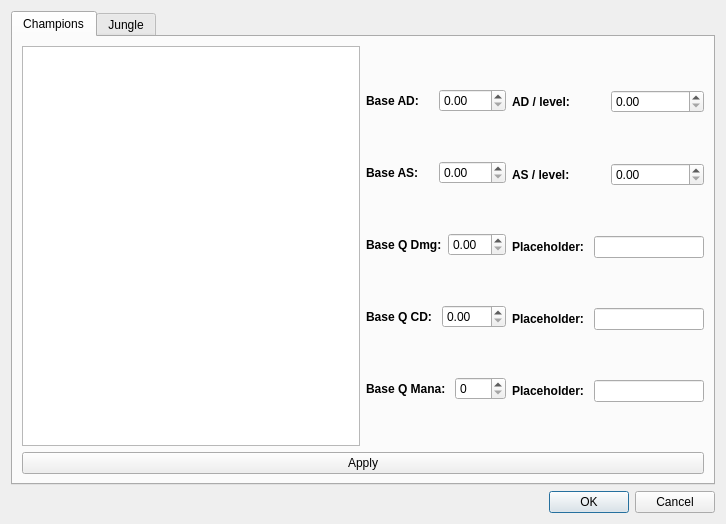
Before: the Qt Designer form stats.ui in SandvichVonNom/JungleModel, drawn with Qt 5.
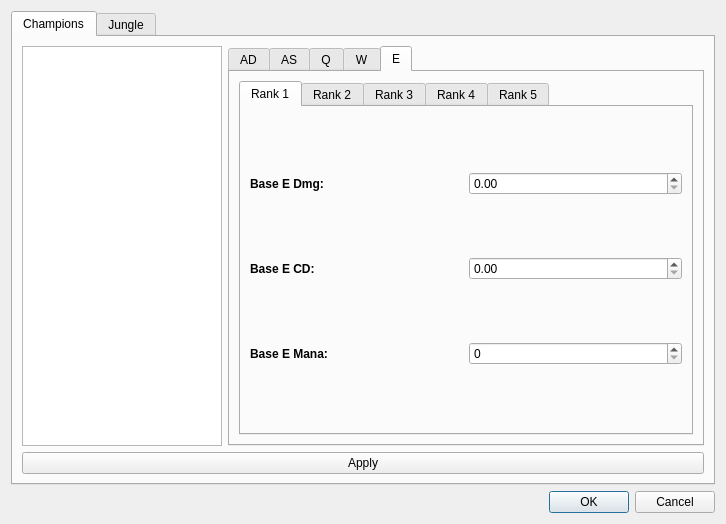
After: the same form once the commit is applied. The open tabs and pages were chosen to show the change.

Commit message: Many Stats UI changes.  Adding more variables to the configuration flow (w, e).  Renaming all variables to use camel case.

What changed in the file:
```diff
--- a/stats.ui
+++ b/stats.ui
@@ -16,7 +16,7 @@
   <layout class="QGridLayout" name="gridLayout_2">
    <item row="0" column="0">
     <layout class="QGridLayout" name="gridLayout">
-     <item row="2" column="0">
+     <item row="3" column="0">
       <widget class="QDialogButtonBox" name="buttonBox">
        <property name="orientation">
         <enum>Qt::Horizontal</enum>
@@ -26,7 +26,7 @@
        </property>
       </widget>
      </item>
-     <item row="1" column="0">
+     <item row="2" column="0">
       <widget class="QTabWidget" name="statsTabs">
        <property name="currentIndex">
         <number>0</number>
@@ -37,61 +37,118 @@
         </attribute>
         <layout class="QGridLayout" name="gridLayout_4">
          <item row="0" column="0">
-          <layout class="QGridLayout" name="gridLayout_3">
-           <item row="0" column="0">
-            <widget class="QListWidget" name="listChampions"/>
-           </item>
-           <item row="0" column="1">
-            <layout class="QHBoxLayout" name="horizontalLayout_11">
-             <item>
-              <layout class="QVBoxLayout" name="verticalLayout">
-               <item>
-                <layout class="QHBoxLayout" name="horizontalLayout">
-                 <item>
-                  <widget class="QLabel" name="label">
-                   <property name="font">
-                    <font>
-                     <weight>75</weight>
-                     <bold>true</bold>
-                    </font>
-                   </property>
-                   <property name="text">
-                    <string>Base AD: </string>
-                   </property>
-                  </widget>
-                 </item>
-                 <item>
-                  <widget class="QDoubleSpinBox" name="ADBase"/>
-                 </item>
-                </layout>
-               </item>
-               <item>
-                <layout class="QHBoxLayout" name="horizontalLayout_2">
-                 <item>
-                  <widget class="QLabel" name="label_2">
-                   <property name="font">
-                    <font>
-                     <weight>75</weight>
-                     <bold>true</bold>
-                    </font>
-                   </property>
-                   <property name="text">
-                    <string>Base AS: </string>
-                   </property>
-                  </widget>
-                 </item>
-                 <item>
-                  <widget class="QDoubleSpinBox" name="ASBase">
-                   <property name="maximum">
-                    <double>999.899999999999977</double>
-                   </property>
-                  </widget>
-                 </item>
-                </layout>
-               </item>
-               <item>
-                <layout class="QHBoxLayout" name="horizontalLayout_3">
-                 <item>
+          <widget class="QListWidget" name="listChampions">
+           <property name="maximumSize">
+            <size>
+             <width>200</width>
+             <height>16777215</height>
+            </size>
+           </property>
+          </widget>
+         </item>
+         <item row="0" column="1">
+          <widget class="QTabWidget" name="tabWidget">
+           <property name="currentIndex">
+            <number>0</number>
+           </property>
+           <widget class="QWidget" name="tab">
+            <attribute name="title">
+             <string>AD</string>
+            </attribute>
+            <layout class="QGridLayout" name="gridLayout_5">
+             <item row="0" column="0">
+              <widget class="QLabel" name="label">
+               <property name="font">
+                <font>
+                 <weight>75</weight>
+                 <bold>true</bold>
+                </font>
+               </property>
+               <property name="text">
+                <string>Base AD: </string>
+               </property>
+              </widget>
+             </item>
+             <item row="0" column="1">
+              <widget class="QDoubleSpinBox" name="adBase"/>
+             </item>
+             <item row="1" column="0">
+              <widget class="QLabel" name="label_6">
+               <property name="font">
+                <font>
+                 <weight>75</weight>
+                 <bold>true</bold>
+                </font>
+               </property>
+               <property name="text">
+                <string>AD / level: </string>
+               </property>
+              </widget>
+             </item>
+             <item row="1" column="1">
+              <widget class="QDoubleSpinBox" name="adLevel"/>
+             </item>
+            </layout>
+           </widget>
+           <widget class="QWidget" name="tab_2">
+            <attribute name="title">
+             <string>AS</string>
+            </attribute>
+            <layout class="QGridLayout" name="gridLayout_6">
+             <item row="0" column="0">
+              <widget class="QLabel" name="label_2">
+               <property name="font">
+                <font>
+                 <weight>75</weight>
+                 <bold>true</bold>
+                </font>
+               </property>
+               <property name="text">
+                <string>Base AS: </string>
+               </property>
+              </widget>
+             </item>
+             <item row="0" column="1">
+              <widget class="QDoubleSpinBox" name="asBase">
+               <property name="maximum">
+                <double>999.899999999999977</double>
+               </property>
+              </widget>
+             </item>
+             <item row="1" column="0">
+              <widget class="QLabel" name="label_7">
+               <property name="font">
+                <font>
+                 <weight>75</weight>
+                 <bold>true</bold>
+                </font>
+               </property>
+               <property name="text">
+                <string>AS / level: </string>
+               </property>
+              </widget>
+             </item>
+             <item row="1" column="1">
+              <widget class="QDoubleSpinBox" name="asLevel"/>
+             </item>
+            </layout>
+           </widget>
+           <widget class="QWidget" name="tab_3">
+            <attribute name="title">
+             <string>Q</string>
+            </attribute>
+            <layout class="QGridLayout" name="gridLayout_7">
+             <item row="0" column="0">
+              <widget class="QTabWidget" name="tabWidget_2">
+               <property name="currentIndex">
+                <number>0</number>
+               </property>
+               <widget class="QWidget" name="tab_4">
+                <attribute name="title">
+                 <string>Rank 1</string>
+                </attribute>
+                <layout class="QGridLayout" name="gridLayout_8">
+                 <item row="0" column="0">
                   <widget class="QLabel" name="label_3">
                    <property name="font">
                     <font>
@@ -104,14 +161,14 @@
                    </property>
                   </widget>
                  </item>
-                 <item>
-                  <widget class="QDoubleSpinBox" name="QDmg"/>
+                 <item row="0" column="1">
+                  <widget class="QDoubleSpinBox" name="qDmg1">
+                   <property name="maximum">
+                    <double>999.990000000000009</double>
+                   </property>
+                  </widget>
                  </item>
-                </layout>
-               </item>
-               <item>
-                <layout class="QHBoxLayout" name="horizontalLayout_4">
-                 <item>
+                 <item row="1" column="0">
                   <widget class="QLabel" name="label_4">
                    <property name="font">
                     <font>
@@ -124,18 +181,14 @@
                    </property>
                   </widget>
                  </item>
-                 <item>
-                  <widget class="QDoubleSpinBox" name="QCD">
+                 <item row="1" column="1">
+                  <widget class="QDoubleSpinBox" name="qCd1">
                    <property name="maximum">
                     <double>999.899999999999977</double>
                    </property>
                   </widget>
                  </item>
-                </layout>
-               </item>
-               <item>
-                <layout class="QHBoxLayout" name="horizontalLayout_5">
-                 <item>
+                 <item row="2" column="0">
                   <widget class="QLabel" name="label_5">
                    <property name="font">
                     <font>
@@ -148,62 +201,62 @@
                    </property>
                   </widget>
                  </item>
-                 <item>
-                  <widget class="QSpinBox" name="QMana">
+                 <item row="2" column="1">
+                  <widget class="QSpinBox" name="qMana1">
                    <property name="maximum">
                     <number>999</number>
                    </property>
                   </widget>
                  </item>
                 </layout>
-               </item>
-              </layout>
+               </widget>
+               <widget class="QWidget" name="tab_5">
+                <attribute name="title">
+                 <string>Rank 2</string>
+                </attribute>
+               </widget>
+               <widget class="QWidget" name="tab_6">
+                <attribute name="title">
+                 <string>Rank 3</string>
+                </attribute>
+               </widget>
+               <widget class="QWidget" name="tab_7">
+                <attribute name="title">
+                 <string>Rank 4</string>
+                </attribute>
+               </widget>
+               <widget class="QWidget" name="tab_8">
+                <attribute name="title">
+                 <string>Rank 5</string>
+                </attribute>
+               </widget>
+              </widget>
              </item>
-             <item>
-              <layout class="QVBoxLayout" name="verticalLayout_2">
-               <item>
-                <layout class="QHBoxLayout" name="horizontalLayout_6">
-                 <item>
-                  <widget class="QLabel" name="label_6">
-                   <property name="font">
-                    <font>
-                     <weight>75</weight>
-                     <bold>true</bold>
-                    </font>
-                   </property>
-                   <property name="text">
-                    <string>AD / level: </string>
-                   </property>
-                  </widget>
-                 </item>
-                 <item>
-                  <widget class="QDoubleSpinBox" name="ADLevel"/>
-                 </item>
-                </layout>
-               </item>
-               <item>
-                <layout class="QHBoxLayout" name="horizontalLayout_7">
-                 <item>
-                  <widget class="QLabel" name="label_7">
-                   <property name="font">
-                    <font>
-                     <weight>75</weight>
-                     <bold>true</bold>
-                    </font>
-                   </property>
-                   <property name="text">
-                    <string>AS / level: </string>
-                   </property>
-                  </widget>
-                 </item>
-                 <item>
-                  <widget class="QDoubleSpinBox" name="ASLevel"/>
-                 </item>
-                </layout>
-               </item>
-               <item>
-                <layout class="QHBoxLayout" name="horizontalLayout_8">
-                 <item>
+            </layout>
+            <zorder>label_3</zorder>
+            <zorder>qDmg1</zorder>
+            <zorder>label_4</zorder>
+            <zorder>qCd1</zorder>
+            <zorder>label_5</zorder>
+            <zorder>qMana1</zorder>
+            <zorder>tabWidget_2</zorder>
+           </widget>
+           <widget class="QWidget" name="tab_9">
+            <attribute name="title">
+             <string>W</string>
+            </attribute>
+            <layout class="QGridLayout" name="gridLayout_3">
+             <item row="0" column="0">
+              <widget class="QTabWidget" name="tabWidget_3">
+               <property name="currentIndex">
+                <number>0</number>
+               </property>
+               <widget class="QWidget" name="tab_10">
+                <attribute name="title">
+                 <string>Rank 1</string>
+                </attribute>
+                <layout class="QGridLayout" name="gridLayout_9">
+                 <item row="0" column="0">
                   <widget class="QLabel" name="label_8">
                    <property name="font">
                     <font>
@@ -212,18 +265,18 @@
                     </font>
                    </property>
                    <property name="text">
-                    <string>Placeholder: </string>
+                    <string>Base W Dmg:</string>
                    </property>
                   </widget>
                  </item>
-                 <item>
-                  <widget class="QLineEdit" name="lineEdit_8"/>
+                 <item row="0" column="1">
+                  <widget class="QDoubleSpinBox" name="wDmg1">
+                   <property name="maximum">
+                    <double>999.000000000000000</double>
+                   </property>
+                  </widget>
                  </item>
-                </layout>
-               </item>
-               <item>
-                <layout class="QHBoxLayout" name="horizontalLayout_9">
-                 <item>
+                 <item row="1" column="0">
                   <widget class="QLabel" name="label_9">
                    <property name="font">
                     <font>
@@ -232,18 +285,18 @@
                     </font>
                    </property>
                    <property name="text">
-                    <string>Placeholder: </string>
+                    <string>Base W CD: </string>
                    </property>
                   </widget>
                  </item>
-                 <item>
-                  <widget class="QLineEdit" name="lineEdit_9"/>
+                 <item row="1" column="1">
+                  <widget class="QDoubleSpinBox" name="wCd1">
+                   <property name="maximum">
+                    <double>999.899999999999977</double>
+                   </property>
+                  </widget>
                  </item>
-                </layout>
-               </item>
-               <item>
-                <layout class="QHBoxLayout" name="horizontalLayout_10">
-                 <item>
+                 <item row="2" column="0">
                   <widget class="QLabel" name="label_10">
                    <property name="font">
                     <font>
@@ -252,22 +305,147 @@
                     </font>
                    </property>
                    <property name="text">
-                    <string>Placeholder: </string>
+                    <string>Base W Mana: </string>
                    </property>
                   </widget>
                  </item>
-                 <item>
-                  <widget class="QLineEdit" name="lineEdit_10"/>
+                 <item row="2" column="1">
+                  <widget class="QSpinBox" name="wMana1">
+                   <property name="maximum">
+                    <number>999</number>
+                   </property>
+                  </widget>
                  </item>
                 </layout>
-               </item>
-              </layout>
+               </widget>
+               <widget class="QWidget" name="tab_11">
+                <attribute name="title">
+                 <string>Rank 2</string>
+                </attribute>
+               </widget>
+               <widget class="QWidget" name="tab_12">
+                <attribute name="title">
+                 <string>Rank 3</string>
+                </attribute>
+               </widget>
+               <widget class="QWidget" name="tab_13">
+                <attribute name="title">
+                 <string>Rank 4</string>
+                </attribute>
+               </widget>
+               <widget class="QWidget" name="tab_14">
+                <attribute name="title">
+                 <string>Rank 5</string>
+                </attribute>
+               </widget>
+              </widget>
              </item>
             </layout>
-           </item>
-          </layout>
+           </widget>
+           <widget class="QWidget" name="tab_15">
+            <attribute name="title">
+             <string>E</string>
+            </attribute>
+            <layout class="QGridLayout" name="gridLayout_11">
+             <item row="0" column="0">
+              <widget class="QTabWidget" name="tabWidget_4">
+               <property name="currentIndex">
+                <number>0</number>
+               </property>
+               <widget class="QWidget" name="tab_16">
+                <attribute name="title">
+                 <string>Rank 1</string>
+                </attribute>
+                <layout class="QGridLayout" name="gridLayout_10">
+                 <item row="0" column="0">
+                  <widget class="QLabel" name="label_11">
+                   <property name="font">
+                    <font>
+                     <weight>75</weight>
+                     <bold>true</bold>
+                    </font>
+                   </property>
+                   <property name="text">
+                    <string>Base E Dmg:</string>
+                   </property>
+                  </widget>
+                 </item>
+                 <item row="0" column="1">
+                  <widget class="QDoubleSpinBox" name="eDmg1">
+                   <property name="maximum">
+                    <double>999.000000000000000</double>
+                   </property>
+                  </widget>
+                 </item>
+                 <item row="1" column="0">
+                  <widget class="QLabel" name="label_12">
+                   <property name="font">
+                    <font>
+                     <weight>75</weight>
+                     <bold>true</bold>
+                    </font>
+                   </property>
+                   <property name="text">
+                    <string>Base E CD: </string>
+                   </property>
+                  </widget>
+                 </item>
+                 <item row="1" column="1">
+                  <widget class="QDoubleSpinBox" name="eCd1">
+                   <property name="maximum">
+                    <double>999.899999999999977</double>
+                   </property>
+                  </widget>
+                 </item>
+                 <item row="2" column="0">
+                  <widget class="QLabel" name="label_13">
+                   <property name="font">
+                    <font>
+                     <weight>75</weight>
+                     <bold>true</bold>
+                    </font>
+                   </property>
+                   <property name="text">
+                    <string>Base E Mana: </string>
+                   </property>
+                  </widget>
+                 </item>
+                 <item row="2" column="1">
+                  <widget class="QSpinBox" name="eMana1">
+                   <property name="maximum">
+                    <number>999</number>
+                   </property>
+                  </widget>
+                 </item>
+                </layout>
+               </widget>
+               <widget class="QWidget" name="tab_17">
+                <attribute name="title">
+                 <string>Rank 2</string>
+                </attribute>
+               </widget>
+               <widget class="QWidget" name="tab_18">
+                <attribute name="title">
+                 <string>Rank 3</string>
+                </attribute>
+               </widget>
+               <widget class="QWidget" name="tab_19">
+                <attribute name="title">
+                 <string>Rank 4</string>
+                </attribute>
+               </widget>
+               <widget class="QWidget" name="tab_20">
+                <attribute name="title">
+                 <string>Rank 5</string>
+                </attribute>
+               </widget>
+              </widget>
+             </item>
+            </layout>
+           </widget>
+          </widget>
          </item>
-         <item row="1" column="0">
+         <item row="1" column="0" colspan="2">
           <widget class="QPushButton" name="buttonApply">
            <property name="text">
             <string>Apply</string>
```
The commit also changes 5 other files.
